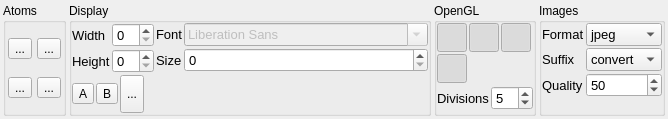
Above: settings.ui from piti-diablotin/qAgate before the change. Below: the same form after it.
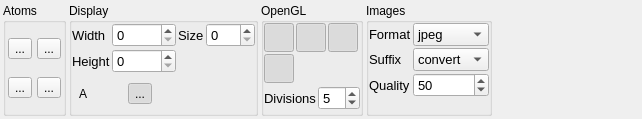
That is the form after the change. Icons and pictures are not drawn.

```diff
--- a/settings.ui
+++ b/settings.ui
@@ -6,7 +6,7 @@
    <rect>
     <x>0</x>
     <y>0</y>
-    <width>640</width>
+    <width>642</width>
     <height>119</height>
    </rect>
   </property>
@@ -104,6 +104,12 @@
    </item>
    <item>
     <widget class="QGroupBox" name="display">
+     <property name="sizePolicy">
+      <sizepolicy hsizetype="Fixed" vsizetype="Preferred">
+       <horstretch>0</horstretch>
+       <verstretch>0</verstretch>
+      </sizepolicy>
+     </property>
      <property name="title">
       <string>Display</string>
      </property>
@@ -175,12 +181,33 @@
              </widget>
             </item>
             <item row="0" column="1">
-             <widget class="QSpinBox" name="spinBox_3">
+             <widget class="QSpinBox" name="width">
+              <property name="sizePolicy">
+               <sizepolicy hsizetype="Fixed" vsizetype="Fixed">
+                <horstretch>0</horstretch>
+                <verstretch>0</verstretch>
+               </sizepolicy>
+              </property>
               <property name="font">
                <font>
                 <pointsize>10</pointsize>
                </font>
               </property>
+              <property name="toolTip">
+               <string>Dispaly width</string>
+              </property>
+              <property name="statusTip">
+               <string>Dispaly width</string>
+              </property>
+              <property name="whatsThis">
+               <string>Dispaly width</string>
+              </property>
+              <property name="maximum">
+               <number>10000</number>
+              </property>
+              <property name="singleStep">
+               <number>10</number>
+              </property>
              </widget>
             </item>
             <item row="1" column="0">
@@ -196,12 +223,33 @@
              </widget>
             </item>
             <item row="1" column="1">
-             <widget class="QSpinBox" name="spinBox_4">
+             <widget class="QSpinBox" name="height">
+              <property name="sizePolicy">
+               <sizepolicy hsizetype="Fixed" vsizetype="Fixed">
+                <horstretch>0</horstretch>
+                <verstretch>0</verstretch>
+               </sizepolicy>
+              </property>
               <property name="font">
                <font>
                 <pointsize>10</pointsize>
                </font>
               </property>
+              <property name="toolTip">
+               <string>Display height</string>
+              </property>
+              <property name="statusTip">
+               <string>Display height</string>
+              </property>
+              <property name="whatsThis">
+               <string>Display height</string>
+              </property>
+              <property name="maximum">
+               <number>10000</number>
+              </property>
+              <property name="singleStep">
+               <number>10</number>
+              </property>
              </widget>
             </item>
            </layout>
@@ -229,31 +277,13 @@
              <number>0</number>
             </property>
             <item row="0" column="0">
-             <widget class="QLabel" name="label_7">
-              <property name="font">
-               <font>
-                <pointsize>10</pointsize>
-               </font>
+             <widget class="QLabel" name="sizeLabel">
+              <property name="sizePolicy">
+               <sizepolicy hsizetype="Fixed" vsizetype="Preferred">
+                <horstretch>0</horstretch>
+                <verstretch>0</verstretch>
+               </sizepolicy>
               </property>
-              <property name="text">
-               <string>Font</string>
-              </property>
-             </widget>
-            </item>
-            <item row="0" column="1">
-             <widget class="QFontComboBox" name="fontComboBox">
-              <property name="enabled">
-               <bool>false</bool>
-              </property>
-              <property name="font">
-               <font>
-                <pointsize>10</pointsize>
-               </font>
-              </property>
-             </widget>
-            </item>
-            <item row="1" column="0">
-             <widget class="QLabel" name="label_8">
               <property name="font">
                <font>
                 <pointsize>10</pointsize>
@@ -264,13 +294,31 @@
               </property>
              </widget>
             </item>
-            <item row="1" column="1">
-             <widget class="QSpinBox" name="spinBox_5">
+            <item row="0" column="1">
+             <widget class="QSpinBox" name="size">
+              <property name="sizePolicy">
+               <sizepolicy hsizetype="Fixed" vsizetype="Fixed">
+                <horstretch>0</horstretch>
+                <verstretch>0</verstretch>
+               </sizepolicy>
+              </property>
               <property name="font">
                <font>
                 <pointsize>10</pointsize>
                </font>
               </property>
+              <property name="toolTip">
+               <string>Font size</string>
+              </property>
+              <property name="statusTip">
+               <string>Font size</string>
+              </property>
+              <property name="whatsThis">
+               <string>Font size</string>
+              </property>
+              <property name="maximum">
+               <number>100</number>
+              </property>
              </widget>
             </item>
            </layout>
@@ -302,19 +350,45 @@
            <property name="text">
             <string>A</string>
            </property>
+           <property name="icon">
+            <iconset resource="qagate.qrc">
+             <normaloff>:/settings/icons/foreground.svg</normaloff>:/settings/icons/foreground.svg</iconset>
+           </property>
+           <property name="iconSize">
+            <size>
+             <width>22</width>
+             <height>22</height>
+            </size>
+           </property>
+           <property name="autoRaise">
+            <bool>true</bool>
+           </property>
           </widget>
          </item>
          <item>
           <widget class="QToolButton" name="toolButton_2">
            <property name="text">
-            <string>B</string>
+            <string/>
+           </property>
+           <property name="icon">
+            <iconset resource="qagate.qrc">
+             <normaloff>:/settings/icons/background.svg</normaloff>:/settings/icons/background.svg</iconset>
+           </property>
+           <property name="iconSize">
+            <size>
+             <width>22</width>
+             <height>22</height>
+            </size>
+           </property>
+           <property name="autoRaise">
+            <bool>true</bool>
            </property>
           </widget>
          </item>
          <item>
           <widget class="QToolButton" name="toolButton_3">
            <property name="sizePolicy">
-            <sizepolicy hsizetype="Preferred" vsizetype="Preferred">
+            <sizepolicy hsizetype="Fixed" vsizetype="Fixed">
              <horstretch>0</horstretch>
              <verstretch>0</verstretch>
             </sizepolicy>
@@ -326,6 +400,24 @@
             <iconset resource="qagate.qrc">
              <normaloff>:/settings/icons/angles.svg</normaloff>:/settings/icons/angles.svg</iconset>
            </property>
+           <property name="iconSize">
+            <size>
+             <width>22</width>
+             <height>22</height>
+            </size>
+           </property>
+           <property name="shortcut">
+            <string>A</string>
+           </property>
+           <property name="checkable">
+            <bool>true</bool>
+           </property>
+           <property name="checked">
+            <bool>true</bool>
+           </property>
+           <property name="autoRaise">
+            <bool>true</bool>
+           </property>
           </widget>
          </item>
          <item>
@@ -335,7 +427,7 @@
            </property>
            <property name="sizeHint" stdset="0">
             <size>
-             <width>230</width>
+             <width>40</width>
              <height>20</height>
             </size>
            </property>
```
Left out of the diff: 57 changed lines with no effect on the pictures.
